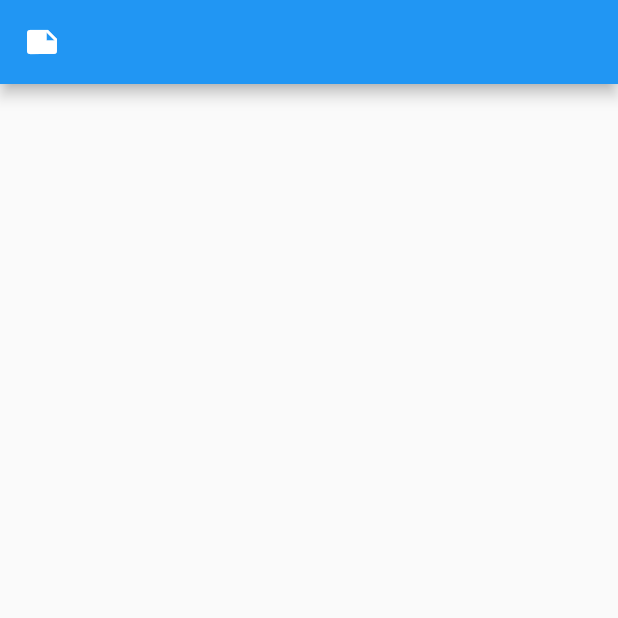
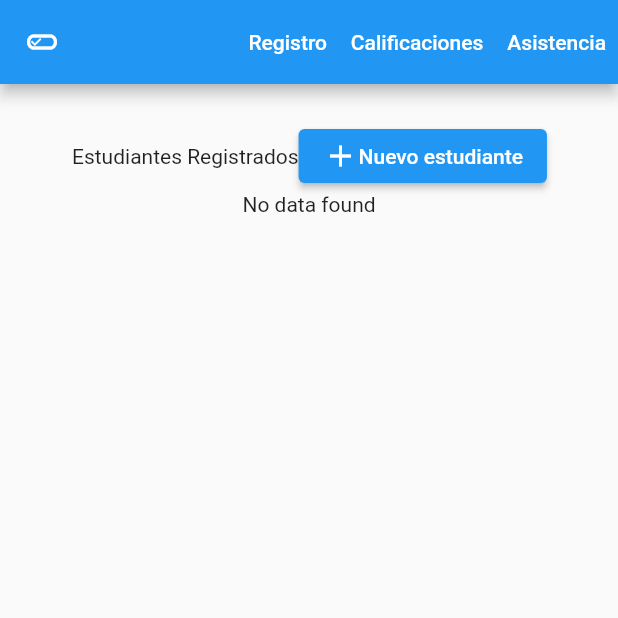
Before and after one commit to Yellow-dev-r/register_student, a Flutter app: the screen it shows after launch, on a phone screen of 412 x 824 dp, the top half of it. Run offline on Flutter 3.47's test engine with Material 2 defaults, Android fonts, the phone set to English and light mode, and no system bars; our stand-ins replace auto_route, cloud_firestore, firebase_core, flutter_riverpod, flutter_svg, freezed_annotation and 1 more; accounts and stored records are empty; statements that could not run were skipped.

Commit message:
updated view

```diff
--- a/lib/entities/students/students.dart
+++ b/lib/entities/students/students.dart
@@ -7,6 +7,7 @@ part 'students.g.dart';
 class StudentsDto with _$StudentsDto {
   factory StudentsDto({
     required String id,
+    required String order,
     required String name,
     required String lastName,
     required String phone,
--- a/lib/ui/home/home.dart
+++ b/lib/ui/home/home.dart
@@ -5,6 +5,7 @@ import 'package:flutter_riverpod/flutter_riverpod.dart';
 import 'package:flutter_svg/flutter_svg.dart';
 import 'package:x_mansion/entities/students/students.dart';
 import 'package:x_mansion/helper/constans.dart';
+import 'package:x_mansion/helper/form.dart';
 import 'package:x_mansion/networking/firebase_docs.dart';
 
 class HomePage extends ConsumerStatefulWidget {
@@ -24,7 +25,8 @@ class _MyHomePage extends ConsumerState<HomePage> {
         id: '1',
         lastName: 'Perez',
         name: 'jose',
-        phone: '+809-000-0000');
+        phone: '+809-000-0000',
+        order: '1');
     await data.getStudentToDB(studentsDto);
   }
 
@@ -32,13 +34,43 @@ class _MyHomePage extends ConsumerState<HomePage> {
 
   @override
   Widget build(BuildContext context) {
+    // updateTofirebase();
     final Future<List<StudentsDto>> studentList = data.getStudentsList();
 
     return Scaffold(
       appBar: AppBar(
-        leading: Icon(Icons.note),
+        actions: navList
+            .map((e) => TextButton(
+                onPressed: () {},
+                child: Text(
+                  e,
+                  style: TextStyle(color: Colors.white),
+                )))
+            .toList(),
+        leading: Icon(Icons.edit_attributes_outlined),
       ),
-      body: FutureBuilder(
+      body: Padding(
+        padding: const EdgeInsets.symmetric(horizontal: 48, vertical: 24),
+        child: Column(
+          children: [
+            Row(
+              mainAxisAlignment: MainAxisAlignment.spaceBetween,
+              children: [
+                Text('Estudiantes Registrados'),
+                ElevatedButton(
+                    onPressed: () {
+                      showDialog(
+                          context: context,
+                          builder: ((context) => FormBuilder(
+                            title: Text('Registro'),
+                          )));
+                    },
+                    child: Row(
+                      children: [Icon(Icons.add), Text('Nuevo estudiante')],
+                    )),
+              ],
+            ),
+            FutureBuilder(
                 future: studentList,
                 builder: (context, snapshot) {
                   if (snapshot.connectionState == ConnectionState.waiting)
@@ -58,7 +90,7 @@ class _MyHomePage extends ConsumerState<HomePage> {
                                   .toList(),
                               rows: _studentList
                                   .map((e) => DataRow(cells: [
-                                  DataCell(Text('${e.id}')),
+                                        DataCell(Text('${e.order}')),
                                         DataCell(Text('${e.name}')),
                                         DataCell(Text('${e.lastName}')),
                                         DataCell(Text('${e.phone}')),
@@ -66,16 +98,27 @@ class _MyHomePage extends ConsumerState<HomePage> {
                                         DataCell(Text('${e.gender}')),
                                         DataCell(Row(
                                           children: [
-                                      SvgPicture.asset('assets\edit.svg'),
-                                      SvgPicture.asset('assets\delete.svg')
+                                            Icon(Icons.edit),
+                                            InkWell(
+                                                onTap: () {
+                                                  setState(() {
+                                                    data.deleteStudent(e.id);
+                                                  });
+                                                },
+                                                child: Icon(Icons.delete))
                                           ],
                                         )),
                                       ]))
                                   .toList()),
                         ));
                   }
-            return SizedBox();
+                  return Center(
+                    child: Text('No data found'),
+                  );
                 }),
+          ],
+        ),
+      ),
     );
   }
 }
--- a/pubspec.yaml
+++ b/pubspec.yaml
@@ -46,4 +46,5 @@ dev_dependencies:
 
 flutter:
   uses-material-design: true
-  - assets: assets/
+  assets:
+  - assets/
```
Also changed, not shown: lib/helper/constans.dart (+8 -0 lines), lib/helper/form.dart (added, +133 -0 lines), lib/networking/firebase_docs.dart (+8 -0 lines), lib/entities/students/students.freezed.dart, lib/entities/students/students.g.dart. Lines whose indentation alone changed are shown as unchanged.
